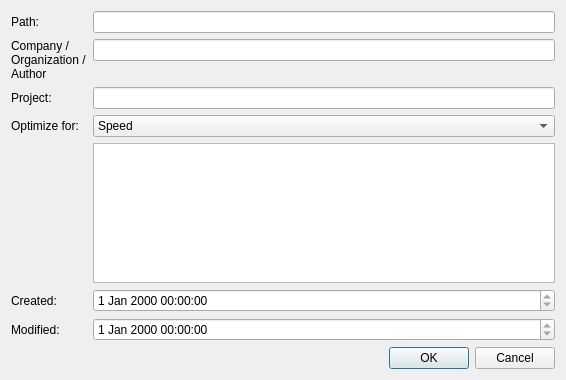
Old version of the form src/bp/Tools/IDE/ui/module-properties.ui in the repository akyoto/flua.
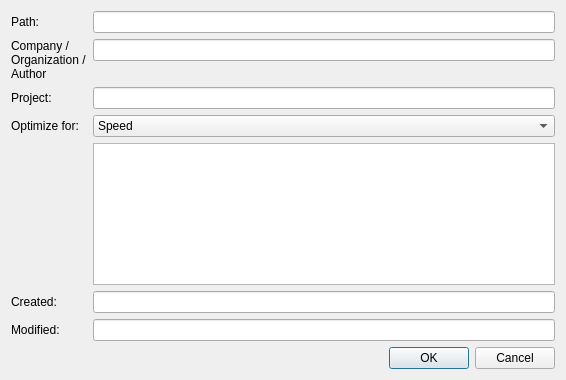
New version of the form.

What changed in the file:
```diff
--- a/src/bp/Tools/IDE/ui/module-properties.ui
+++ b/src/bp/Tools/IDE/ui/module-properties.ui
@@ -103,26 +103,6 @@
        </property>
       </widget>
      </item>
-     <item row="10" column="1">
-      <widget class="QDateTimeEdit" name="dateModified">
-       <property name="whatsThis">
-        <string>The last modification date.</string>
-       </property>
-       <property name="readOnly">
-        <bool>true</bool>
-       </property>
-      </widget>
-     </item>
-     <item row="9" column="1">
-      <widget class="QDateTimeEdit" name="dateCreated">
-       <property name="whatsThis">
-        <string>The date this module has been created.</string>
-       </property>
-       <property name="readOnly">
-        <bool>true</bool>
-       </property>
-      </widget>
-     </item>
      <item row="10" column="0">
       <widget class="QLabel" name="label_4">
        <property name="text">
@@ -147,6 +127,12 @@
        </property>
       </widget>
      </item>
+     <item row="9" column="1">
+      <widget class="QLineEdit" name="dateCreated"/>
+     </item>
+     <item row="10" column="1">
+      <widget class="QLineEdit" name="dateModified"/>
+     </item>
     </layout>
    </item>
    <item>
```
